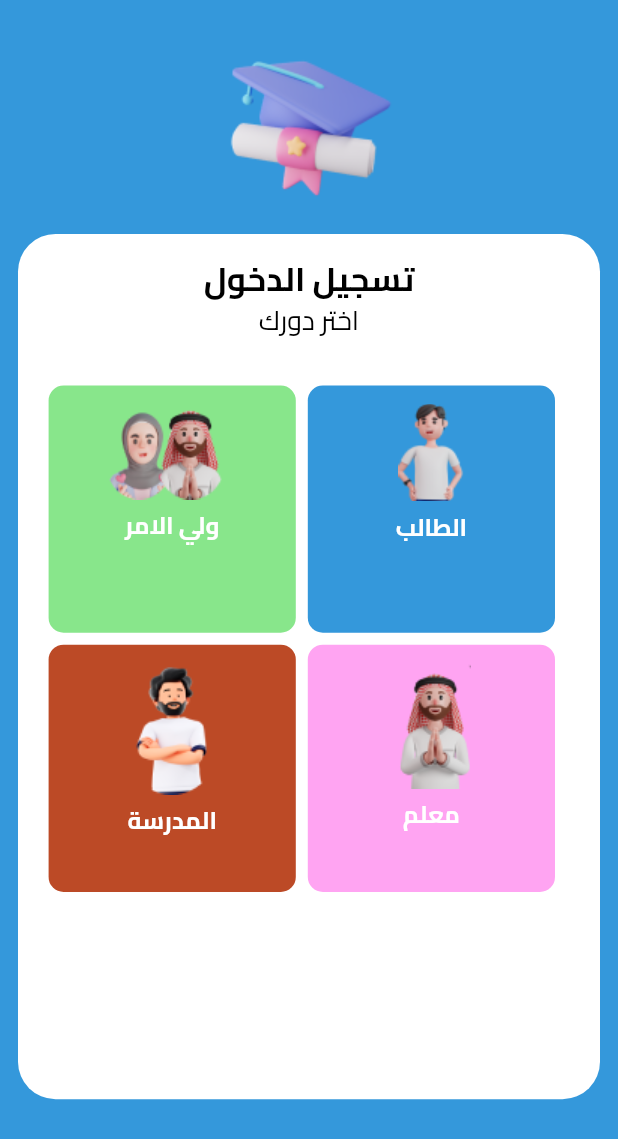
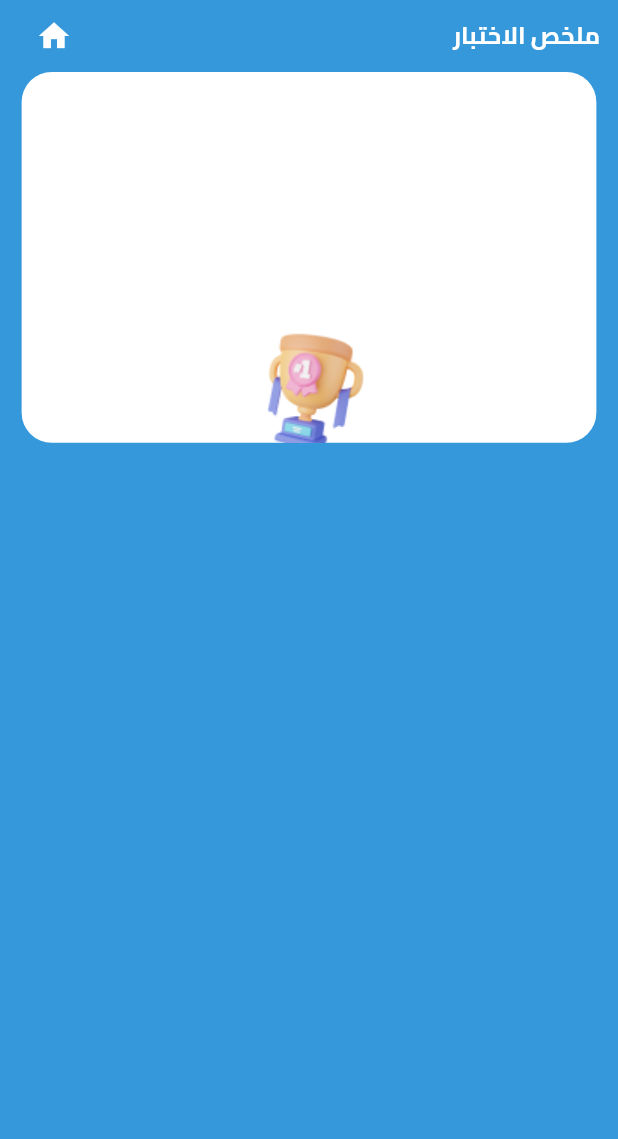
Before and after one commit to mahmoudrabie97/Test_Manegment, a Flutter app: the screen it shows after launch, on a phone screen of 412 x 824 dp. Shown: the top 1139 px of the screen. Run offline on Flutter 3.47's test engine with Material 3 defaults, Android fonts, the light colour scheme and no system bars; our stand-ins replace animated_text_kit, pinput; project files that could hold a hidden picture were left out.

Commit message:
add summary page

```diff
--- a/lib/l10n/intl_ar.arb
+++ b/lib/l10n/intl_ar.arb
@@ -25,7 +25,8 @@
     "donothaveaccountareedylogin":"هل لديك حساب بالفعل؟ تسجيل الدخول",
     "register":"التسجيل",
     "gurdation":"ولي الامر",
-    "createaccount":"انشاء حساب"
+    "createaccount":"انشاء حساب",
+    "quizeSummary": "ملخص الاختبار"
 
 
 
--- a/lib/l10n/intl_en.arb
+++ b/lib/l10n/intl_en.arb
@@ -24,7 +24,7 @@
   "ensurepassword":"تاكيد كلمة المرور",
   "servicesagree":"أوافق على الشروط والأحكام",
   "donothaveaccountareedylogin":"هل لديك حساب بالفعل؟ تسجيل الدخول",
-
+  "quizeSummary": "ملخص الاختبار",
   "chooserole":"اختر دورك",
   "agreement": "اتفاقية",
   "TermsofService": "شروط الخدمة",
--- a/lib/main.dart
+++ b/lib/main.dart
@@ -2,6 +2,7 @@ import 'package:flutter/material.dart';
 import 'package:flutter_localizations/flutter_localizations.dart';
 import 'package:test_mangement/generated/l10n.dart';
 import 'package:test_mangement/pages/events_page/events_page.dart';
+import 'package:test_mangement/pages/summary/summary_page.dart';
 import 'package:test_mangement/pages/verable_questions_page/question_view.dart';
 import 'package:test_mangement/pages/welcome_page_one/welcome_one.dart';
 import 'package:test_mangement/pages/welcome_page_two/welcome_page_two.dart';
@@ -33,6 +34,6 @@ class MyApp extends StatelessWidget {
             bottomNavigationBarTheme: const BottomNavigationBarThemeData(
               backgroundColor: AppColor.primary,
             )),
-        home: const WelcomePage1());
+        home: const SummaryPage());
   }
 }
--- /dev/null
+++ b/lib/pages/summary/summary_page.dart
@@ -0,0 +1,24 @@
+
+
+
+import 'package:flutter/material.dart';
+import 'package:test_mangement/pages/summary/widgets/summary_custom_appbar.dart';
+import 'package:test_mangement/pages/summary/widgets/summary_custom_sub_container.dart';
+
+class SummaryPage extends StatelessWidget {
+  const SummaryPage({super.key});
+
+  @override
+  Widget build(BuildContext context) {
+    return const Scaffold(
+      body: SafeArea(
+        child: Column(
+          children: [
+            SummaryCustomAppbar(),
+            SummaryCustomSubContainer(),
+          ],
+        ),
+      ),
+    );
+  }
+}
--- /dev/null
+++ b/lib/pages/summary/widgets/summary_custom_appbar.dart
@@ -0,0 +1,35 @@
+import 'package:flutter/cupertino.dart';
+import 'package:flutter/material.dart';
+import 'package:test_mangement/utilites/appcolors.dart';
+import 'package:test_mangement/utilites/widgets/customtext.dart';
+
+import '../../../generated/l10n.dart';
+
+class SummaryCustomAppbar extends StatelessWidget {
+  const SummaryCustomAppbar({super.key});
+
+  @override
+  Widget build(BuildContext context) {
+    return Padding(
+      padding: const EdgeInsets.symmetric(horizontal: 12.0),
+      child: Row(
+        children: [
+          CustomTextarabic(
+            text: S.of(context).quizeSummary,
+            color: AppColor.whiteColor,
+            fontSize: 16,
+            fontWeight: FontWeight.w700,
+          ),
+          Spacer(),
+          IconButton(
+            onPressed: () {},
+            icon: Icon(
+              Icons.home,
+              color: AppColor.whiteColor,
+            ),
+          ),
+        ],
+      ),
+    );
+  }
+}
--- /dev/null
+++ b/lib/pages/summary/widgets/summary_custom_sub_container.dart
@@ -0,0 +1,47 @@
+
+
+
+import 'package:flutter/material.dart';
+import 'package:test_mangement/utilites/assets.dart';
+
+
+import '../../../utilites/appcolors.dart';
+import '../../../utilites/styles.dart';
+
+
+class SummaryCustomSubContainer extends StatelessWidget {
+  const SummaryCustomSubContainer({
+    super.key,
+  });
+
+  @override
+  Widget build(BuildContext context) {
+    return
+      Container(
+      width: MediaQuery.of(context).size.width*.93,
+      height: MediaQuery.of(context).size.height*.3,
+      decoration: const BoxDecoration(
+        color: AppColor.whiteColor,
+        borderRadius: BorderRadius.all(
+          Radius.circular(20),
+        ),
+      ),
+      child: ListView(
+        children: [
+          Positioned(
+            left: 15,
+            right: 15,
+            top: 00,
+              //bottom: 300,
+
+              child: SizedBox(
+                  child: Image.asset(AssetsData.trophy)),),
+
+          //const CustomRowText(),
+
+
+        ],
+      ),
+    );
+  }
+}
--- a/lib/utilites/assets.dart
+++ b/lib/utilites/assets.dart
@@ -37,4 +37,5 @@ class AssetsData {
   static const sport1 = 'assets/images/sports (1).png';
   static const queen = "assets/images/mdi_chess-queen.png";
   static const callender = 'assets/images/calendar 1.png';
+  static const   trophy ='assets/images/trophy.png';
 }
```
Also changed, not shown: assets/images/trophy.png (added), lib/generated/intl/messages_ar.dart, lib/generated/intl/messages_en.dart, lib/generated/l10n.dart, pubspec.lock.
